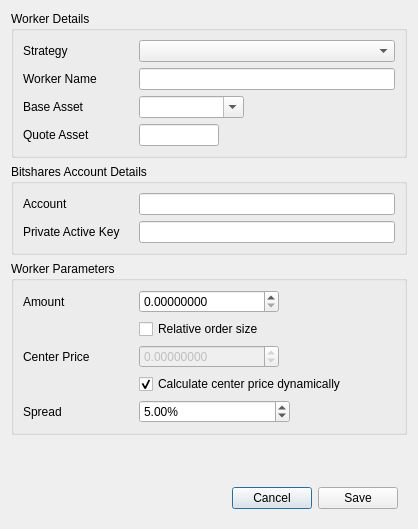
Above: dexbot/views/ui/create_worker_window.ui from xeroc/stakemachine before the change. Below: the same form after it.
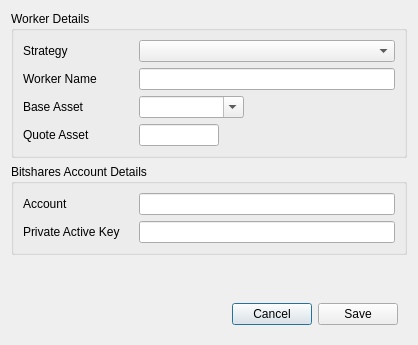
That is the form after the change.

Commit message: Add staggered orders functionality to the gui

What changed in the file:
```diff
--- a/dexbot/views/ui/create_worker_window.ui
+++ b/dexbot/views/ui/create_worker_window.ui
@@ -7,12 +7,15 @@
     <x>0</x>
     <y>0</y>
     <width>418</width>
-    <height>529</height>
+    <height>345</height>
    </rect>
   </property>
   <property name="windowTitle">
    <string>DEXBot - Create Worker</string>
   </property>
+  <property name="styleSheet">
+   <string notr="true"/>
+  </property>
   <property name="modal">
    <bool>true</bool>
   </property>
@@ -180,206 +183,6 @@
      </layout>
     </widget>
    </item>
-   <item row="2" column="0">
-    <widget class="QGroupBox" name="groupBox_3">
-     <property name="title">
-      <string>Worker Parameters</string>
-     </property>
-     <layout class="QFormLayout" name="formLayout">
-      <item row="0" column="0">
-       <widget class="QLabel" name="amount_label">
-        <property name="sizePolicy">
-         <sizepolicy hsizetype="Maximum" vsizetype="Preferred">
-          <horstretch>0</horstretch>
-          <verstretch>0</verstretch>
-         </sizepolicy>
-        </property>
-        <property name="minimumSize">
-         <size>
-          <width>110</width>
-          <height>0</height>
-         </size>
-        </property>
-        <property name="maximumSize">
-         <size>
-          <width>110</width>
-          <height>16777215</height>
-         </size>
-        </property>
-        <property name="text">
-         <string>Amount</string>
-        </property>
-        <property name="buddy">
-         <cstring>amount_input</cstring>
-        </property>
-       </widget>
-      </item>
-      <item row="0" column="1">
-       <widget class="QDoubleSpinBox" name="amount_input">
-        <property name="sizePolicy">
-         <sizepolicy hsizetype="Fixed" vsizetype="Fixed">
-          <horstretch>0</horstretch>
-          <verstretch>0</verstretch>
-         </sizepolicy>
-        </property>
-        <property name="minimumSize">
-         <size>
-          <width>140</width>
-          <height>0</height>
-         </size>
-        </property>
-        <property name="locale">
-         <locale language="English" country="UnitedStates"/>
-        </property>
-        <property name="decimals">
-         <number>8</number>
-        </property>
-        <property name="maximum">
-         <double>1000000000.000000000000000</double>
-        </property>
-       </widget>
-      </item>
-      <item row="2" column="0">
-       <widget class="QLabel" name="center_price_label">
-        <property name="sizePolicy">
-         <sizepolicy hsizetype="Maximum" vsizetype="Preferred">
-          <horstretch>0</horstretch>
-          <verstretch>0</verstretch>
-         </sizepolicy>
-        </property>
-        <property name="minimumSize">
-         <size>
-          <width>110</width>
-          <height>0</height>
-         </size>
-        </property>
-        <property name="maximumSize">
-         <size>
-          <width>110</width>
-          <height>16777215</height>
-         </size>
-        </property>
-        <property name="text">
-         <string>Center Price</string>
-        </property>
-        <property name="buddy">
-         <cstring>center_price_input</cstring>
-        </property>
-       </widget>
-      </item>
-      <item row="2" column="1">
-       <widget class="QDoubleSpinBox" name="center_price_input">
-        <property name="enabled">
-         <bool>false</bool>
-        </property>
-        <property name="sizePolicy">
-         <sizepolicy hsizetype="Fixed" vsizetype="Fixed">
-          <horstretch>0</horstretch>
-          <verstretch>0</verstretch>
-         </sizepolicy>
-        </property>
-        <property name="minimumSize">
-         <size>
-          <width>140</width>
-          <height>0</height>
-         </size>
-        </property>
-        <property name="locale">
-         <locale language="English" country="UnitedStates"/>
-        </property>
-        <property name="accelerated">
-         <bool>false</bool>
-        </property>
-        <property name="showGroupSeparator" stdset="0">
-         <bool>false</bool>
-        </property>
-        <property name="decimals">
-         <number>8</number>
-        </property>
-        <property name="minimum">
-         <double>-999999999.998999953269958</double>
-        </property>
-        <property name="maximum">
-         <double>999999999.998999953269958</double>
-        </property>
-       </widget>
-      </item>
-      <item row="4" column="0">
-       <widget class="QLabel" name="spread_label">
-        <property name="sizePolicy">
-         <sizepolicy hsizetype="Maximum" vsizetype="Preferred">
-          <horstretch>0</horstretch>
-          <verstretch>0</verstretch>
-         </sizepolicy>
-        </property>
-        <property name="minimumSize">
-         <size>
-          <width>110</width>
-          <height>0</height>
-         </size>
-        </property>
-        <property name="maximumSize">
-         <size>
-          <width>110</width>
-          <height>16777215</height>
-         </size>
-        </property>
-        <property name="text">
-         <string>Spread</string>
-        </property>
-        <property name="buddy">
-         <cstring>spread_input</cstring>
-        </property>
-       </widget>
-      </item>
-      <item row="4" column="1">
-       <widget class="QDoubleSpinBox" name="spread_input">
-        <property name="sizePolicy">
-         <sizepolicy hsizetype="Fixed" vsizetype="Fixed">
-          <horstretch>0</horstretch>
-          <verstretch>0</verstretch>
-         </sizepolicy>
-        </property>
-        <property name="minimumSize">
-         <size>
-          <width>151</width>
-          <height>0</height>
-         </size>
-        </property>
-        <property name="locale">
-         <locale language="English" country="UnitedStates"/>
-        </property>
-        <property name="suffix">
-         <string>%</string>
-        </property>
-        <property name="maximum">
-         <double>100000.000000000000000</double>
-        </property>
-        <property name="value">
-         <double>5.000000000000000</double>
-        </property>
-       </widget>
-      </item>
-      <item row="3" column="1">
-       <widget class="QCheckBox" name="center_price_dynamic_checkbox">
-        <property name="text">
-         <string>Calculate center price dynamically</string>
-        </property>
-        <property name="checked">
-         <bool>true</bool>
-        </property>
-       </widget>
-      </item>
-      <item row="1" column="1">
-       <widget class="QCheckBox" name="relative_order_size_checkbox">
-        <property name="text">
-         <string>Relative order size</string>
-        </property>
-       </widget>
-      </item>
-     </layout>
-    </widget>
-   </item>
    <item row="0" column="0">
     <widget class="QGroupBox" name="groupBox">
      <property name="title">
```
Left out of the diff: 21 changed lines with no effect on the pictures. The commit also changes 11 other files.
